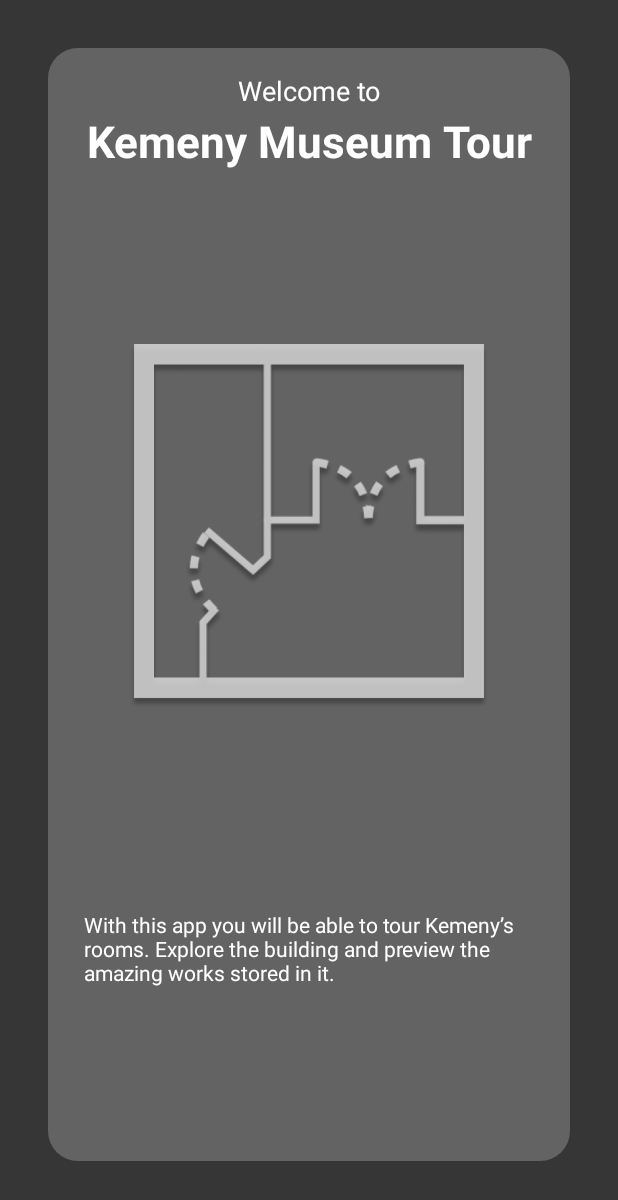
After one commit to amity/MuseumTour, an Android app: the layout introduction_1.xml on its own in the app's theme, with its tools: preview values and no code run, on a phone screen of 412 x 824 dp. The commit adds this screen. Shown: the top 1200 px of the screen. Run offline under Robolectric (Android 15) with nearby library versions, the phone set to English and light mode, and no system bars.

Commit message:
Adding introduction

```diff
--- a/app/build.gradle
+++ b/app/build.gradle
@@ -23,6 +23,7 @@ dependencies {
     implementation 'com.android.support:appcompat-v7:26.1.0'
     implementation 'com.android.support.constraint:constraint-layout:1.0.2'
     implementation 'com.android.support:support-v4:26.1.0'
+    implementation 'me.relex:circleindicator:1.2.2@aar'
     testImplementation 'junit:junit:4.12'
     androidTestImplementation 'com.android.support.test:runner:1.0.1'
     androidTestImplementation 'com.android.support.test.espresso:espresso-core:3.0.1'
--- /dev/null
+++ b/app/src/main/res/drawable/rounded_corners_card.xml
@@ -0,0 +1,6 @@
+<?xml version="1.0" encoding="utf-8"?>
+<shape xmlns:android="http://schemas.android.com/apk/res/android">
+
+    <solid android:color="#636363" />
+    <corners android:radius="20dp" />
+</shape>
--- /dev/null
+++ b/app/src/main/res/layout/introduction_1.xml
@@ -0,0 +1,84 @@
+<?xml version="1.0" encoding="utf-8"?>
+<android.support.constraint.ConstraintLayout xmlns:android="http://schemas.android.com/apk/res/android"
+    xmlns:app="http://schemas.android.com/apk/res-auto"
+    xmlns:tools="http://schemas.android.com/tools"
+    android:layout_width="match_parent"
+    android:layout_height="match_parent"
+    android:background="#363636">
+
+    <android.support.constraint.ConstraintLayout
+        android:layout_width="0dp"
+        android:layout_height="0dp"
+        android:layout_marginBottom="50dp"
+        android:layout_marginEnd="32dp"
+        android:layout_marginStart="32dp"
+        android:layout_marginTop="32dp"
+        android:background="@drawable/rounded_corners_card"
+        app:layout_constraintBottom_toBottomOf="parent"
+        app:layout_constraintEnd_toEndOf="parent"
+        app:layout_constraintHorizontal_bias="0.116"
+        app:layout_constraintStart_toStartOf="parent"
+        app:layout_constraintTop_toTopOf="parent"
+        app:layout_constraintVertical_bias="0.0">
+
+        <TextView
+            android:id="@+id/textView"
+            android:layout_width="0dp"
+            android:layout_height="wrap_content"
+            android:layout_marginBottom="8dp"
+            android:layout_marginEnd="32dp"
+            android:layout_marginStart="24dp"
+            android:layout_marginTop="8dp"
+            android:text="With this app you will be able to tour Kemeny’s rooms. Explore the building and preview the amazing works stored in it."
+            android:textColor="@android:color/white"
+            app:layout_constraintBottom_toBottomOf="parent"
+            app:layout_constraintEnd_toEndOf="parent"
+            app:layout_constraintStart_toStartOf="parent"
+            app:layout_constraintTop_toBottomOf="@+id/imageView" />
+
+        <TextView
+            android:id="@+id/textView4"
+            android:layout_width="wrap_content"
+            android:layout_height="wrap_content"
+            android:layout_marginEnd="8dp"
+            android:layout_marginStart="8dp"
+            android:layout_marginTop="16dp"
+            android:text="Welcome to"
+            android:textColor="@android:color/white"
+            android:textSize="18sp"
+            app:layout_constraintEnd_toEndOf="parent"
+            app:layout_constraintStart_toStartOf="parent"
+            app:layout_constraintTop_toTopOf="parent" />
+
+        <TextView
+            android:id="@+id/textView2"
+            android:layout_width="wrap_content"
+            android:layout_height="wrap_content"
+            android:layout_marginEnd="8dp"
+            android:layout_marginStart="8dp"
+            android:layout_marginTop="1dp"
+            android:text="Kemeny Museum Tour"
+            android:textColor="@android:color/white"
+            android:textSize="29sp"
+            android:textStyle="bold"
+            app:layout_constraintEnd_toEndOf="parent"
+            app:layout_constraintStart_toStartOf="parent"
+            app:layout_constraintTop_toBottomOf="@+id/textView4" />
+
+        <ImageView
+            android:id="@+id/imageView"
+            android:layout_width="0dp"
+            android:layout_height="243dp"
+            android:layout_marginBottom="17dp"
+            android:layout_marginEnd="24dp"
+            android:layout_marginStart="24dp"
+            android:layout_marginTop="8dp"
+            app:layout_constraintBottom_toTopOf="@+id/textView"
+            app:layout_constraintEnd_toEndOf="parent"
+            app:layout_constraintHorizontal_bias="0.523"
+            app:layout_constraintStart_toStartOf="parent"
+            app:layout_constraintTop_toBottomOf="@+id/textView2"
+            app:srcCompat="@drawable/mock_blueprint" />
+    </android.support.constraint.ConstraintLayout>
+
+</android.support.constraint.ConstraintLayout>
--- a/app/src/main/res/values/strings.xml
+++ b/app/src/main/res/values/strings.xml
@@ -1,5 +1,8 @@
 <resources>
     <string name="app_name">MuseumTour</string>
+
+    <string name="get_started_title1">So what are we</string>
+    <string name="get_started_title2">waiting for...</string>
 
     <!-- TODO: Remove or change this placeholder text -->
     <string name="hello_blank_fragment">Hello blank fragment</string>
```
Also changed, not shown: app/src/main/AndroidManifest.xml (+9 -7 lines), app/src/main/java/edu/dartmouthcs65/museumtour/IntroductionActivity.java (added, +34 -0 lines), app/src/main/java/edu/dartmouthcs65/museumtour/IntroductionPagerAdapter.java (added, +77 -0 lines), app/src/main/res/drawable/rounded_corners_button.xml (added, +11 -0 lines), app/src/main/res/layout/activity_introduction.xml (added, +22 -0 lines), app/src/main/res/layout/introduction_2.xml (added, +72 -0 lines), app/src/main/res/layout/introduction_3.xml (added, +99 -0 lines), app/src/main/res/drawable/mock_blueprint.png (added), app/src/main/res/drawable/mock_blueprint_selected.png (added), 1 other file.
